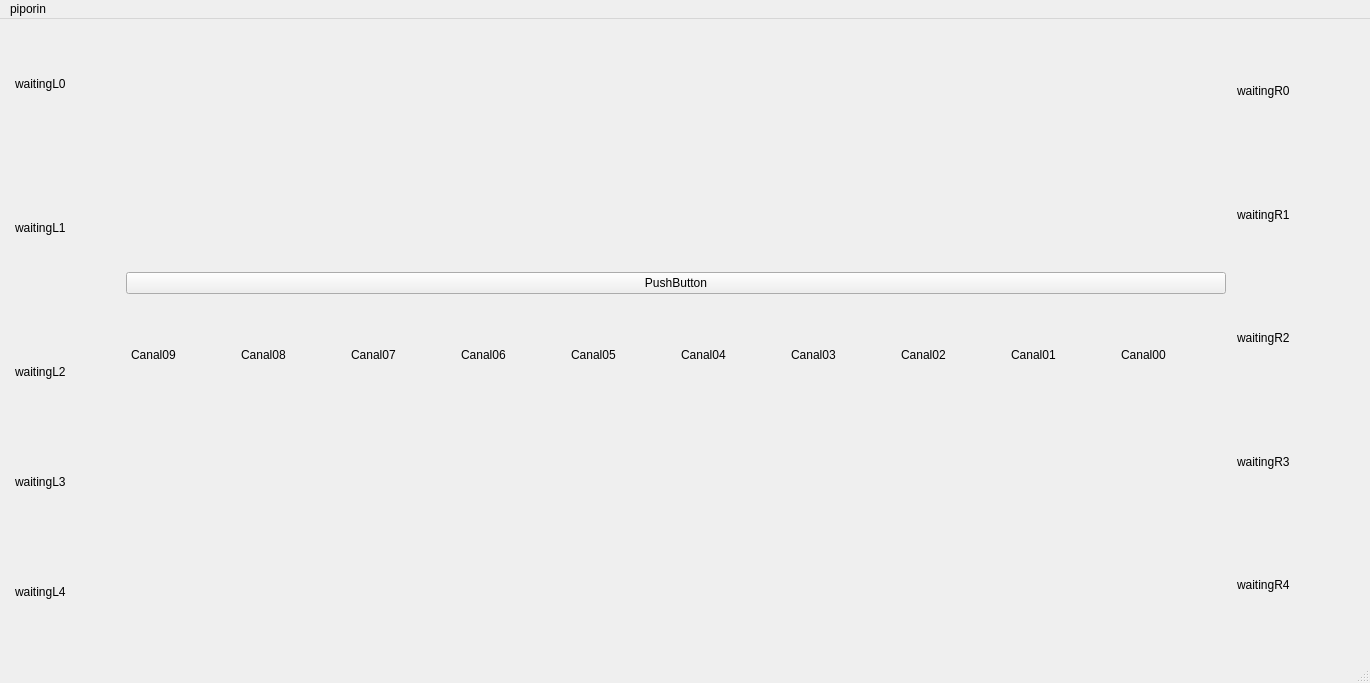
This is CEThreads_GUI/mainwindow.ui in Dcastroe10/CEThreads as Qt 5 draws it before an edit. The edited form follows.
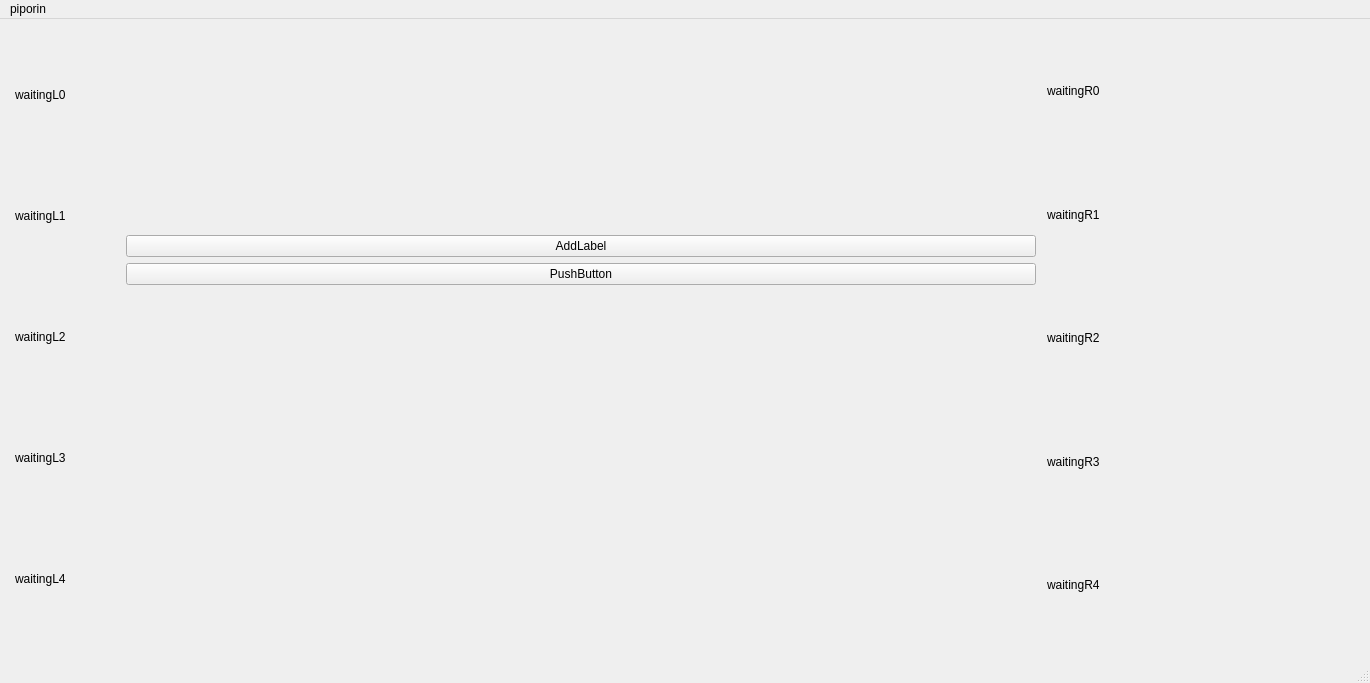
This is the edited form. Icons and pictures are not drawn.

What changed in the file:
```diff
--- a/CEThreads_GUI/mainwindow.ui
+++ b/CEThreads_GUI/mainwindow.ui
@@ -24,7 +24,7 @@
      </rect>
     </property>
     <layout class="QGridLayout" name="gridLayout">
-     <item row="0" column="2" rowspan="4">
+     <item row="0" column="2" rowspan="5">
       <layout class="QVBoxLayout" name="Waiting_Right">
        <property name="spacing">
         <number>10</number>
@@ -81,7 +81,53 @@
        </item>
       </layout>
      </item>
-     <item row="0" column="0" rowspan="4">
+     <item row="0" column="1">
+      <spacer name="verticalSpacer_2">
+       <property name="orientation">
+        <enum>Qt::Orientation::Vertical</enum>
+       </property>
+       <property name="sizeType">
+        <enum>QSizePolicy::Policy::Fixed</enum>
+       </property>
+       <property name="sizeHint" stdset="0">
+        <size>
+         <width>20</width>
+         <height>200</height>
+        </size>
+       </property>
+      </spacer>
+     </item>
+     <item row="4" column="1">
+      <spacer name="verticalSpacer">
+       <property name="orientation">
+        <enum>Qt::Orientation::Vertical</enum>
+       </property>
+       <property name="sizeType">
+        <enum>QSizePolicy::Policy::Fixed</enum>
+       </property>
+       <property name="sizeHint" stdset="0">
+        <size>
+         <width>20</width>
+         <height>200</height>
+        </size>
+       </property>
+      </spacer>
+     </item>
+     <item row="2" column="1">
+      <widget class="QPushButton" name="pruebaStructs">
+       <property name="text">
+        <string>PushButton</string>
+       </property>
+      </widget>
+     </item>
+     <item row="1" column="1">
+      <widget class="QPushButton" name="pruebaAddLabel">
+       <property name="text">
+        <string>AddLabel</string>
+       </property>
+      </widget>
+     </item>
+     <item row="0" column="0" rowspan="5">
       <layout class="QVBoxLayout" name="Waiting_Left">
        <property name="spacing">
         <number>10</number>
@@ -122,6 +168,18 @@
        </item>
        <item>
         <widget class="QLabel" name="waitingL1">
+         <property name="sizePolicy">
+          <sizepolicy hsizetype="Fixed" vsizetype="Fixed">
+           <horstretch>0</horstretch>
+           <verstretch>0</verstretch>
+          </sizepolicy>
+         </property>
+         <property name="minimumSize">
+          <size>
+           <width>100</width>
+           <height>100</height>
+          </size>
+         </property>
          <property name="text">
           <string>waitingL1</string>
          </property>
@@ -203,22 +261,6 @@
       </spacer>
      </item>
      <item row="3" column="1">
-      <spacer name="verticalSpacer">
-       <property name="orientation">
-        <enum>Qt::Orientation::Vertical</enum>
-       </property>
-       <property name="sizeType">
-        <enum>QSizePolicy::Policy::Fixed</enum>
-       </property>
-       <property name="sizeHint" stdset="0">
-        <size>
-         <width>20</width>
-         <height>200</height>
-        </size>
-       </property>
-      </spacer>
-     </item>
-     <item row="2" column="1">
       <layout class="QHBoxLayout" name="El_canal">
        <property name="spacing">
         <number>10</number>
@@ -239,204 +281,23 @@
         <number>5</number>
        </property>
        <item>
-        <widget class="QLabel" name="canal09">
-         <property name="sizePolicy">
-          <sizepolicy hsizetype="Fixed" vsizetype="Fixed">
-           <horstretch>0</horstretch>
-           <verstretch>0</verstretch>
-          </sizepolicy>
+        <spacer name="horizontalSpacer">
+         <property name="orientation">
+          <enum>Qt::Orientation::Horizontal</enum>
          </property>
-         <property name="minimumSize">
-          <size>
-           <width>100</width>
-           <height>100</height>
-          </size>
+         <property name="sizeType">
+          <enum>QSizePolicy::Policy::Fixed</enum>
          </property>
-         <property name="text">
-          <string>Canal09</string>
-         </property>
-        </widget>
-       </item>
-       <item>
-        <widget class="QLabel" name="canal08">
-         <property name="sizePolicy">
-          <sizepolicy hsizetype="Fixed" vsizetype="Fixed">
-           <horstretch>0</horstretch>
-           <verstretch>0</verstretch>
-          </sizepolicy>
-         </property>
-         <property name="minimumSize">
+         <property name="sizeHint" stdset="0">
           <size>
-           <width>100</width>
-           <height>100</height>
+           <width>900</width>
+           <height>10</height>
           </size>
          </property>
-         <property name="text">
-          <string>Canal08</string>
-         </property>
-        </widget>
-       </item>
-       <item>
-        <widget class="QLabel" name="canal07">
-         <property name="sizePolicy">
-          <sizepolicy hsizetype="Fixed" vsizetype="Fixed">
-           <horstretch>0</horstretch>
-           <verstretch>0</verstretch>
-          </sizepolicy>
-         </property>
-         <property name="minimumSize">
-          <size>
-           <width>100</width>
-           <height>100</height>
-          </size>
-         </property>
-         <property name="text">
-          <string>Canal07</string>
-         </property>
-        </widget>
-       </item>
-       <item>
-        <widget class="QLabel" name="canal06">
-         <property name="sizePolicy">
-          <sizepolicy hsizetype="Fixed" vsizetype="Fixed">
-           <horstretch>0</horstretch>
-           <verstretch>0</verstretch>
-          </sizepolicy>
-         </property>
-         <property name="minimumSize">
-          <size>
-           <width>100</width>
-           <height>100</height>
-          </size>
-         </property>
-         <property name="text">
-          <string>Canal06</string>
-         </property>
-        </widget>
-       </item>
-       <item>
-        <widget class="QLabel" name="canal05">
-         <property name="sizePolicy">
-          <sizepolicy hsizetype="Fixed" vsizetype="Fixed">
-           <horstretch>0</horstretch>
-           <verstretch>0</verstretch>
-          </sizepolicy>
-         </property>
-         <property name="minimumSize">
-          <size>
-           <width>100</width>
-           <height>100</height>
-          </size>
-         </property>
-         <property name="text">
-          <string>Canal05</string>
-         </property>
-        </widget>
-       </item>
-       <item>
-        <widget class="QLabel" name="canal04">
-         <property name="sizePolicy">
-          <sizepolicy hsizetype="Fixed" vsizetype="Fixed">
-           <horstretch>0</horstretch>
-           <verstretch>0</verstretch>
-          </sizepolicy>
-         </property>
-         <property name="minimumSize">
-          <size>
-           <width>100</width>
-           <height>100</height>
-          </size>
-         </property>
-         <property name="text">
-          <string>Canal04</string>
-         </property>
-        </widget>
-       </item>
-       <item>
-        <widget class="QLabel" name="canal03">
-         <property name="sizePolicy">
-          <sizepolicy hsizetype="Fixed" vsizetype="Fixed">
-           <horstretch>0</horstretch>
-           <verstretch>0</verstretch>
-          </sizepolicy>
-         </property>
-         <property name="minimumSize">
-          <size>
-           <width>100</width>
-           <height>100</height>
-          </size>
-         </property>
-         <property name="text">
-          <string>Canal03</string>
-         </property>
-        </widget>
-       </item>
-       <item>
-        <widget class="QLabel" name="canal02">
-         <property name="sizePolicy">
-          <sizepolicy hsizetype="Fixed" vsizetype="Fixed">
-           <horstretch>0</horstretch>
-           <verstretch>0</verstretch>
-          </sizepolicy>
-         </property>
-         <property name="minimumSize">
-          <size>
-           <width>100</width>
-           <height>100</height>
-          </size>
-         </property>
-         <property name="text">
-          <string>Canal02</string>
-         </property>
-        </widget>
-       </item>
-       <item>
-        <widget class="QLabel" name="canal01">
-         <property name="sizePolicy">
-          <sizepolicy hsizetype="Fixed" vsizetype="Fixed">
-           <horstretch>0</horstretch>
-           <verstretch>0</verstretch>
-          </sizepolicy>
-         </property>
-         <property name="minimumSize">
-          <size>
-           <width>100</width>
-           <height>100</height>
-          </size>
-         </property>
-         <property name="text">
-          <string>Canal01</string>
-         </property>
-        </widget>
-       </item>
-       <item>
-        <widget class="QLabel" name="canal00">
-         <property name="sizePolicy">
-          <sizepolicy hsizetype="Fixed" vsizetype="Fixed">
-           <horstretch>0</horstretch>
-           <verstretch>0</verstretch>
-          </sizepolicy>
-         </property>
-         <property name="minimumSize">
-          <size>
-           <width>100</width>
-           <height>100</height>
-          </size>
-         </property>
-         <property name="text">
-          <string>Canal00</string>
-         </property>
-        </widget>
+        </spacer>
        </item>
       </layout>
      </item>
-     <item row="1" column="1">
-      <widget class="QPushButton" name="pruebaStructs">
-       <property name="text">
-        <string>PushButton</string>
-       </property>
-      </widget>
-     </item>
     </layout>
    </widget>
   </widget>
```
Left out of the diff: 16 changed lines with no effect on the pictures.
